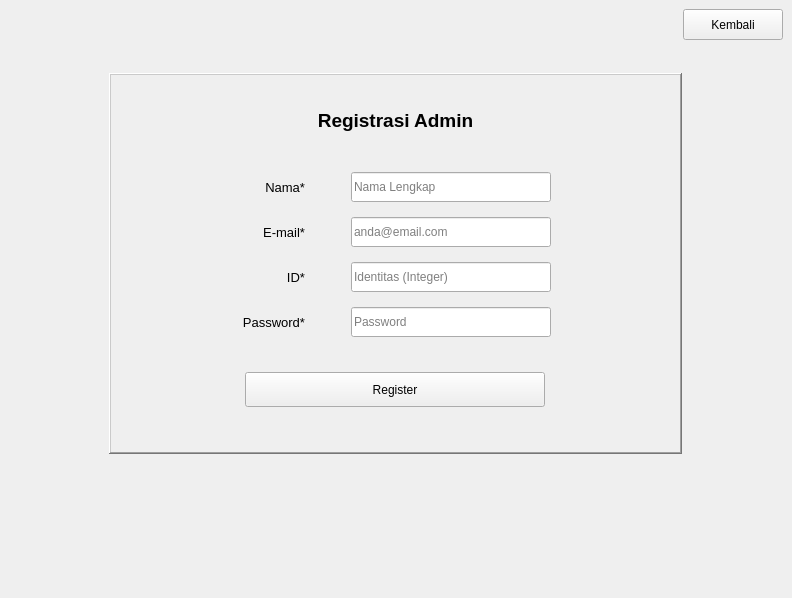
This is gui/gui_register.ui in mafr017/BNN_GPA as Qt 5 draws it before an edit. The edited form follows.
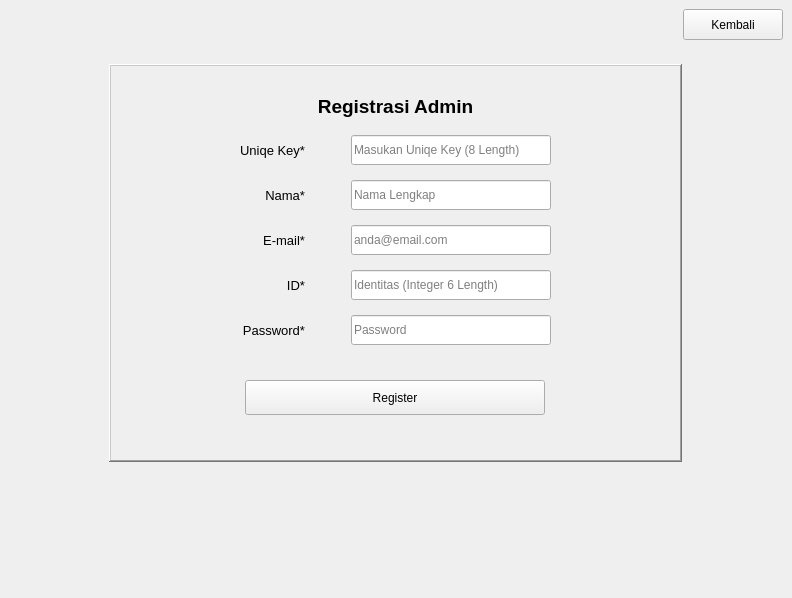
This is the edited form. Icons and pictures are not drawn.

```diff
--- a/gui/gui_register.ui
+++ b/gui/gui_register.ui
@@ -162,7 +162,7 @@
             <property name="sizeHint" stdset="0">
              <size>
               <width>20</width>
-              <height>25</height>
+              <height>20</height>
              </size>
             </property>
            </spacer>
@@ -201,11 +201,126 @@
             <property name="sizeHint" stdset="0">
              <size>
               <width>20</width>
-              <height>25</height>
+              <height>2</height>
              </size>
             </property>
            </spacer>
           </item>
+          <item>
+           <widget class="QFrame" name="frame_10">
+            <property name="frameShape">
+             <enum>QFrame::NoFrame</enum>
+            </property>
+            <property name="frameShadow">
+             <enum>QFrame::Raised</enum>
+            </property>
+            <layout class="QHBoxLayout" name="horizontalLayout_9">
+             <property name="spacing">
+              <number>6</number>
+             </property>
+             <property name="bottomMargin">
+              <number>0</number>
+             </property>
+             <item>
+              <spacer name="horizontalSpacer_19">
+               <property name="orientation">
+                <enum>Qt::Horizontal</enum>
+               </property>
+               <property name="sizeType">
+                <enum>QSizePolicy::Maximum</enum>
+               </property>
+               <property name="sizeHint" stdset="0">
+                <size>
+                 <width>100</width>
+                 <height>20</height>
+                </size>
+               </property>
+              </spacer>
+             </item>
+             <item>
+              <widget class="QLabel" name="label_7">
+               <property name="minimumSize">
+                <size>
+                 <width>65</width>
+                 <height>0</height>
+                </size>
+               </property>
+               <property name="maximumSize">
+                <size>
+                 <width>70</width>
+                 <height>16777215</height>
+                </size>
+               </property>
+               <property name="font">
+                <font>
+                 <pointsize>10</pointsize>
+                </font>
+               </property>
+               <property name="text">
+                <string>Uniqe Key*</string>
+               </property>
+               <property name="scaledContents">
+                <bool>true</bool>
+               </property>
+               <property name="alignment">
+                <set>Qt::AlignRight|Qt::AlignTrailing|Qt::AlignVCenter</set>
+               </property>
+               <property name="wordWrap">
+                <bool>false</bool>
+               </property>
+              </widget>
+             </item>
+             <item>
+              <spacer name="horizontalSpacer_20">
+               <property name="orientation">
+                <enum>Qt::Horizontal</enum>
+               </property>
+               <property name="sizeType">
+                <enum>QSizePolicy::Fixed</enum>
+               </property>
+               <property name="sizeHint" stdset="0">
+                <size>
+                 <width>40</width>
+                 <height>20</height>
+                </size>
+               </property>
+              </spacer>
+             </item>
+             <item>
+              <widget class="QLineEdit" name="leNama_2">
+               <property name="minimumSize">
+                <size>
+                 <width>200</width>
+                 <height>30</height>
+                </size>
+               </property>
+               <property name="maxLength">
+                <number>8</number>
+               </property>
+               <property name="placeholderText">
+                <string>Masukan Uniqe Key (8 Length)</string>
+               </property>
+              </widget>
+             </item>
+             <item>
+              <spacer name="horizontalSpacer_21">
+               <property name="orientation">
+                <enum>Qt::Horizontal</enum>
+               </property>
+               <property name="sizeType">
+                <enum>QSizePolicy::Maximum</enum>
+               </property>
+               <property name="sizeHint" stdset="0">
+                <size>
+                 <width>100</width>
+                 <height>20</height>
+                </size>
+               </property>
+              </spacer>
+             </item>
+            </layout>
+           </widget>
+          </item>
           <item>
            <widget class="QFrame" name="frame_7">
             <property name="frameShape">
@@ -522,7 +637,7 @@
                 <set>Qt::ImhNone</set>
                </property>
                <property name="placeholderText">
-                <string>Identitas (Integer)</string>
+                <string>Identitas (Integer 6 Length)</string>
                </property>
               </widget>
              </item>
```
Left out of the diff: 12 changed lines with no effect on the pictures.
